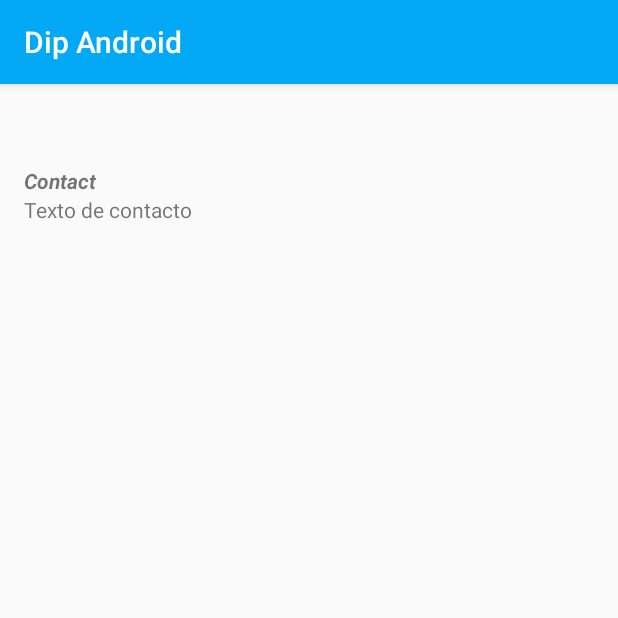
After one commit to tonny/dipandroid, an Android app: the JobPostView screen opened directly, with no data from a screen before it, on a phone screen of 412 x 824 dp, the top half of it. The commit adds this screen. Run offline under Robolectric (Android 15) with nearby library versions, the phone set to English and light mode, and no system bars.

Commit message:
Just added a view to JobPost, also it was added a style

```diff
--- a/app/src/main/AndroidManifest.xml
+++ b/app/src/main/AndroidManifest.xml
@@ -31,11 +31,9 @@
             android:exported="false" >
         </service>
 
-        <activity
-            android:name=".LoginActivity"
-            android:label="@string/title_activity_login" >
+        <activity android:name=".JobPostRegister" >
         </activity>
-        <activity android:name=".JobPostRegister" >
+        <activity android:name=".JobPostView" >
         </activity>
     </application>
 
--- /dev/null
+++ b/app/src/main/java/com/puntoslash/dipandroid/JobPostView.java
@@ -0,0 +1,30 @@
+package com.puntoslash.dipandroid;
+
+import android.content.Intent;
+import android.support.v7.app.AppCompatActivity;
+import android.os.Bundle;
+import android.widget.TextView;
+
+public class JobPostView extends AppCompatActivity {
+
+    TextView titleView, descriptionView, contactView;
+    private static final String TITLE_JOB = "title";
+    private static final String DESCRIPTION_JOB = "description";
+
+    @Override
+    protected void onCreate(Bundle savedInstanceState) {
+        super.onCreate(savedInstanceState);
+        setContentView(R.layout.activity_job_post_view);
+
+        //get data from Intent
+        Intent intent = getIntent();
+        String title = intent.getStringExtra(TITLE_JOB);
+        String description = intent.getStringExtra(DESCRIPTION_JOB);
+
+        titleView = (TextView)findViewById(R.id.title_view);
+        descriptionView = (TextView)findViewById(R.id.description_view);
+
+        titleView.setText(title);
+        descriptionView.setText(description);
+    }
+}
--- /dev/null
+++ b/app/src/main/res/layout/activity_job_post_view.xml
@@ -0,0 +1,46 @@
+<?xml version="1.0" encoding="utf-8"?>
+<LinearLayout xmlns:android="http://schemas.android.com/apk/res/android"
+    xmlns:tools="http://schemas.android.com/tools"
+    android:layout_width="match_parent"
+    android:layout_height="match_parent"
+    android:paddingLeft="@dimen/activity_horizontal_margin"
+    android:paddingRight="@dimen/activity_horizontal_margin"
+    android:paddingTop="@dimen/activity_vertical_margin"
+    android:paddingBottom="@dimen/activity_vertical_margin"
+    android:orientation="vertical"
+    tools:context="com.puntoslash.dipandroid.JobPostView">
+
+    <ScrollView
+        android:layout_width="fill_parent"
+        android:layout_height="fill_parent">
+        <LinearLayout
+            android:layout_width="fill_parent"
+            android:layout_height="wrap_content"
+            android:orientation="vertical">
+            <TextView
+                android:layout_width="wrap_content"
+                android:layout_height="wrap_content"
+                android:id="@+id/title_view"
+                android:text="@string/label_titulo"
+                android:layout_gravity="center_horizontal"
+                android:textStyle="bold|italic" />
+            <TextView
+                android:layout_width="fill_parent"
+                android:layout_height="wrap_content"
+                android:layout_gravity="center_horizontal"
+                android:id="@+id/description_view"
+                android:text="Mas hola"/>
+            <TextView
+                android:layout_width="wrap_content"
+                android:layout_height="wrap_content"
+                android:textStyle="bold|italic"
+                android:id="@+id/contact_title_view"
+                android:text="@string/label_contacto"/>
+            <TextView
+                android:layout_width="wrap_content"
+                android:layout_height="fill_parent"
+                android:id="@+id/contact_view"
+                android:text="Texto de contacto"/>
+        </LinearLayout>
+    </ScrollView>
+</LinearLayout>
--- a/app/src/main/res/layout/job_post_element.xml
+++ b/app/src/main/res/layout/job_post_element.xml
@@ -3,8 +3,7 @@
     android:orientation="horizontal"
     android:layout_width="match_parent"
     android:layout_height="match_parent"
-    android:minHeight="?android:listPreferredItemHeight"
-    android:onClick="">
+    android:minHeight="?android:listPreferredItemHeight">
     <TextView
         android:layout_width="0dp"
         android:layout_height="wrap_content"
--- a/app/src/main/res/menu/menu_main.xml
+++ b/app/src/main/res/menu/menu_main.xml
@@ -1,9 +1,10 @@
 <menu xmlns:android="http://schemas.android.com/apk/res/android"
     xmlns:app="http://schemas.android.com/apk/res-auto"
     xmlns:tools="http://schemas.android.com/tools" tools:context=".MainActivity">
+    <!--
     <item android:id="@+id/action_settings" android:title="@string/action_settings"
         android:orderInCategory="100" app:showAsAction="never" />
-
+    -->
     <item android:id="@+id/action_actualizar" android:title="@string/action_actualizar"
         android:orderInCategory="100" app:showAsAction="never" />
 
--- a/app/src/main/res/values/colors.xml
+++ b/app/src/main/res/values/colors.xml
@@ -1,6 +1,6 @@
 <?xml version="1.0" encoding="utf-8"?>
 <resources>
-    <color name="colorPrimary">#3F51B5</color>
-    <color name="colorPrimaryDark">#303F9F</color>
-    <color name="colorAccent">#FF4081</color>
+    <color name="colorPrimary">#03a9f4</color>
+    <color name="colorPrimaryDark">#03a9f4</color>
+    <color name="colorAccent">#d50000</color>
 </resources>
--- a/app/src/main/res/values/styles.xml
+++ b/app/src/main/res/values/styles.xml
@@ -12,6 +12,6 @@
         <item name="windowNoTitle">true</item>
     </style>
     <style name="AppTheme.AppBarOverlay" parent="ThemeOverlay.AppCompat.Dark.ActionBar" />
-    <style name="AppTheme.PopupOverlay" parent="ThemeOverlay.AppCompat.Light" />
+    <style name="AppTheme.PopupOverlay" parent="ThemeOverlay.AppCompat.Dark" />
 
 </resources>
```
Also changed, not shown: app/src/main/java/com/puntoslash/dipandroid/LoginActivity.java (deleted, +0 -349 lines), app/src/main/java/com/puntoslash/dipandroid/MainActivity.java (+22 -4 lines), app/src/main/res/layout/activity_login.xml (deleted, +0 -50 lines), app/src/main/res/values/strings.xml (+7 -11 lines), 1 other file.
